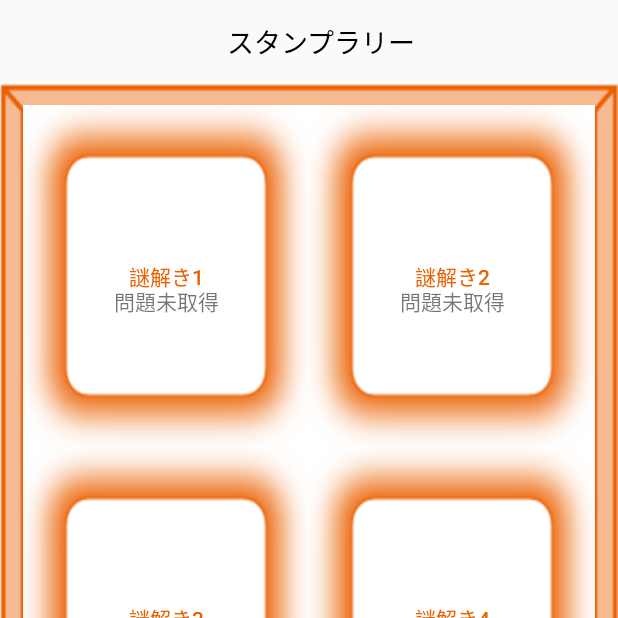
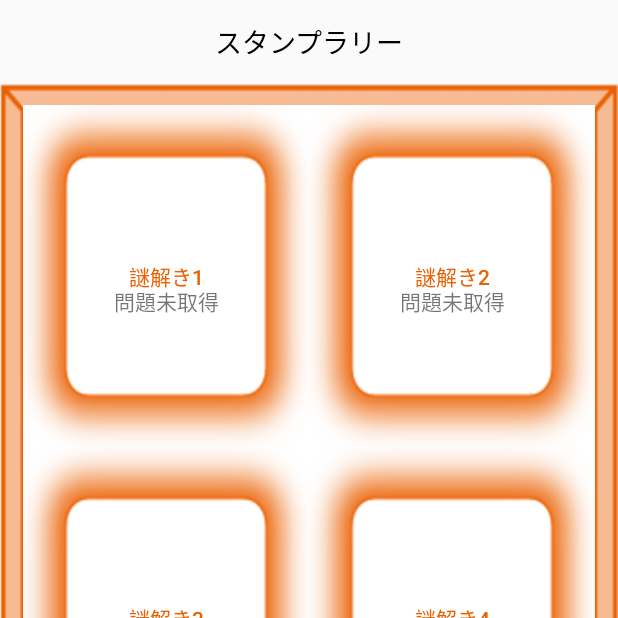
Before and after one commit to Wyutaka/FestivalStamp, an Android app: the MainActivity screen opened directly, with no data from a screen before it, on a phone screen of 412 x 824 dp, the top half of it. Run offline under Robolectric (Android 15) with nearby library versions, the phone set to English and light mode, and no system bars; libraries missing offline, so code that uses them is left out: org.altbeacon.beacon; 3 statements that could not run were skipped.

Commit message:
センタリング

```diff
--- a/app/src/main/res/layout/activity_main.xml
+++ b/app/src/main/res/layout/activity_main.xml
@@ -13,21 +13,25 @@
         android:id="@+id/toolbar"
         android:layout_width="match_parent"
         android:layout_height="wrap_content"
+        android:foregroundGravity="center"
         android:gravity="center"
-            >
+        app:layout_constraintStart_toStartOf="parent"
+        app:layout_constraintTop_toTopOf="parent">
 
         <TextView
             android:id="@+id/fragment_title"
-                android:layout_width="match_parent"
+            android:layout_width="wrap_content"
             android:layout_height="match_parent"
-                android:gravity="center"
+            android:layout_gravity="center"
             android:text="スタンプラリー"
             android:textColor="@android:color/black"
             android:textSize="18dp"
             tools:layout_editor_absoluteX="16dp"
             tools:layout_editor_absoluteY="16dp" />
 
+
     </android.support.v7.widget.Toolbar>
+
 
 
     <FrameLayout
--- a/app/src/main/res/layout/activity_second.xml
+++ b/app/src/main/res/layout/activity_second.xml
@@ -59,6 +59,7 @@
             app:layout_constraintEnd_toEndOf="parent"
             app:layout_constraintStart_toStartOf="parent"
             app:layout_constraintTop_toTopOf="parent" />
+
     </FrameLayout>
 
 
```
Lines whose indentation alone changed are shown as unchanged.
